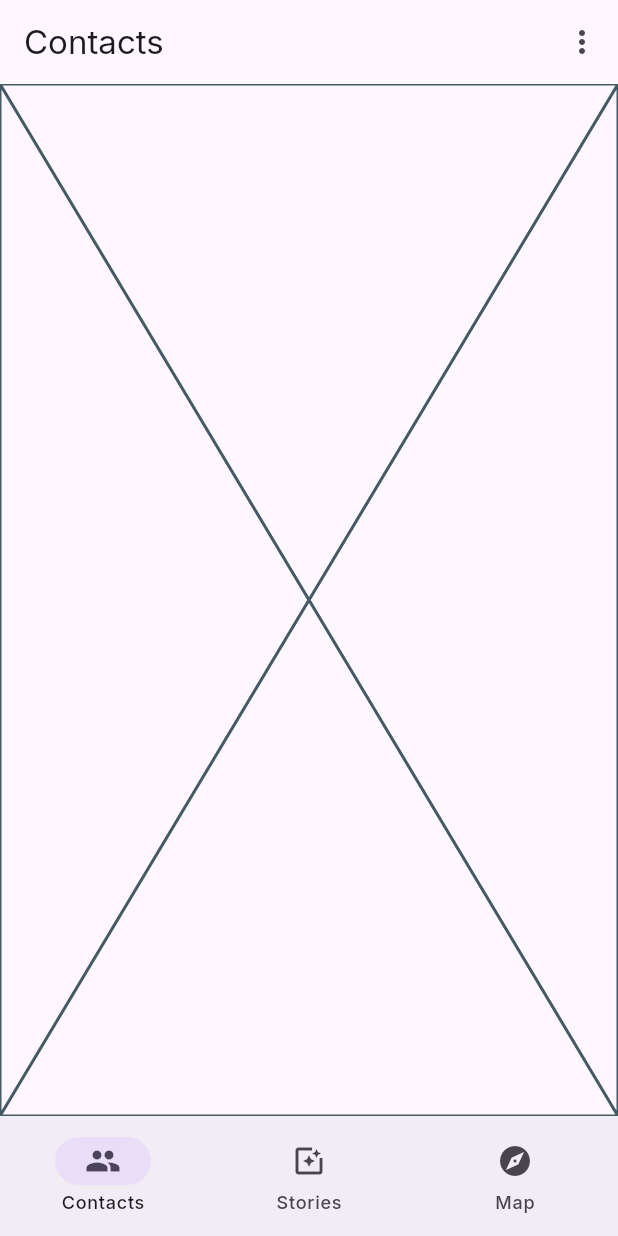
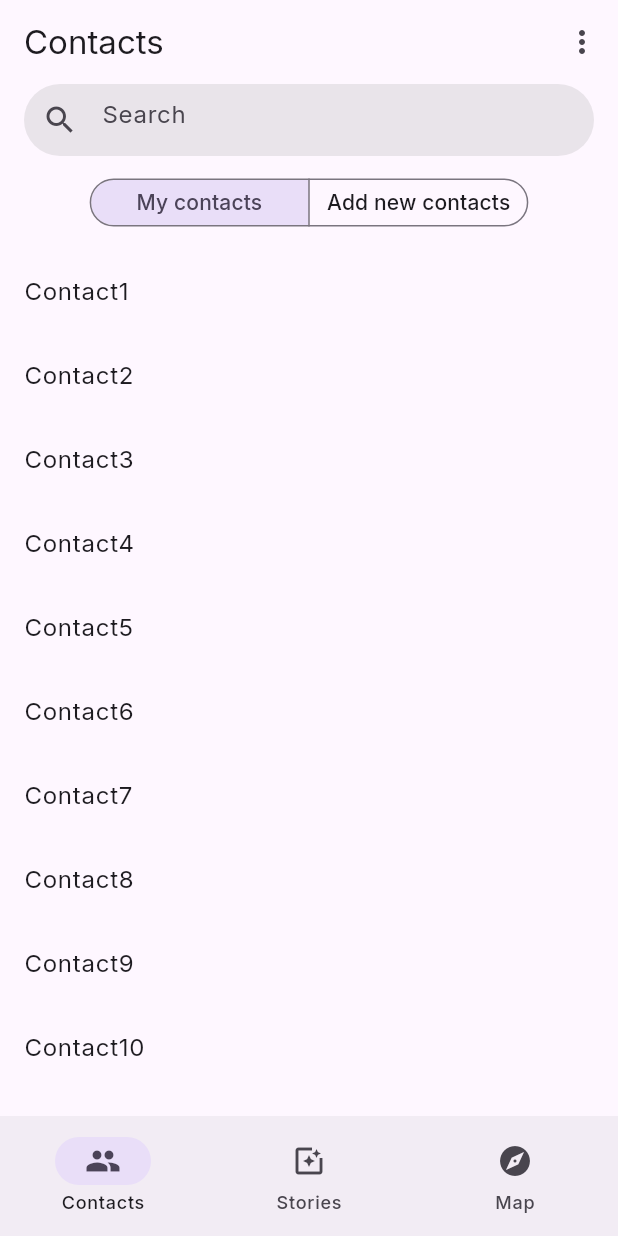
Before and after one commit to fsblaise/blizz_chat, a Flutter app: the HomePage screen opened directly, on a phone screen of 412 x 824 dp. Run offline on Flutter 3.47's test engine with Material 2 defaults, Android fonts, the phone set to English and light mode, and no system bars; our stand-ins replace cloud_firestore, firebase_auth, firebase_core, google_fonts; accounts and stored records are empty.

Commit message:
Started working on the contacts page.

```diff
--- a/lib/src/pages/contacts.dart
+++ b/lib/src/pages/contacts.dart
@@ -1,10 +1,84 @@
 import 'package:flutter/material.dart';
 
-class ContactsPage extends StatelessWidget {
+enum Segments { my, add }
+
+List<String> contacts = [
+  'Contact1',
+  'Contact2',
+  'Contact3',
+  'Contact4',
+  'Contact5',
+  'Contact6',
+  'Contact7',
+  'Contact8',
+  'Contact9',
+  'Contact10',
+  'Contact11',
+  'Contact12'
+];
+
+class ContactsPage extends StatefulWidget {
   const ContactsPage({super.key});
 
   @override
+  State<ContactsPage> createState() => _ContactsPageState();
+}
+
+class _ContactsPageState extends State<ContactsPage> {
+  Segments selected = Segments.my;
+  @override
   Widget build(BuildContext context) {
-    return const Placeholder();
+    return SingleChildScrollView(
+      child: Column(
+        crossAxisAlignment: CrossAxisAlignment.center,
+        children: [
+          Padding(
+            padding: EdgeInsets.symmetric(horizontal: 16),
+            child: Container(
+              decoration: BoxDecoration(
+                borderRadius: BorderRadius.circular(25),
+                color: Color.fromRGBO(150, 150, 150, 0.2),
+              ),
+              child: TextField(
+                decoration:
+                    InputDecoration(hintText: 'Search', border: InputBorder.none, prefixIcon: Icon(Icons.search)),
+              ),
+            ),
+          ),
+          SizedBox(
+            height: 15,
+          ),
+          SegmentedButton(
+              segments: [
+                ButtonSegment(value: Segments.my, label: Text('My contacts')),
+                ButtonSegment(value: Segments.add, label: Text('Add new contacts'))
+              ],
+              selected: {
+                selected
+              },
+              showSelectedIcon: false,
+              onSelectionChanged: (Set<Segments> selection) {
+                setState(() {
+                  selected = selection.first;
+                });
+              },
+              style: ButtonStyle(
+                tapTargetSize: MaterialTapTargetSize.shrinkWrap,
+                visualDensity: VisualDensity(horizontal: -2, vertical: -2),
+              )),
+          SizedBox(
+            height: 15,
+          ),
+          selected == Segments.my
+              ? Column(
+                  children: contacts
+                      .map((contact) => ListTile(
+                            title: Text(contact),
+                          ))
+                      .toList())
+              : Text('Add new contacts')
+        ],
+      ),
+    );
   }
 }
--- a/lib/src/pages/home.dart
+++ b/lib/src/pages/home.dart
@@ -40,12 +40,7 @@ class _HomeState extends State<HomePage> {
           actions: [SettingsSheet(auth: auth)],
         ),
         body: [
-          SafeArea(
-            child: Container(
-              alignment: Alignment.center,
-              child: const ContactsPage(),
-            ),
-          ),
+          const ContactsPage(),
           SafeArea(
             child: Container(
               alignment: Alignment.center,
```
